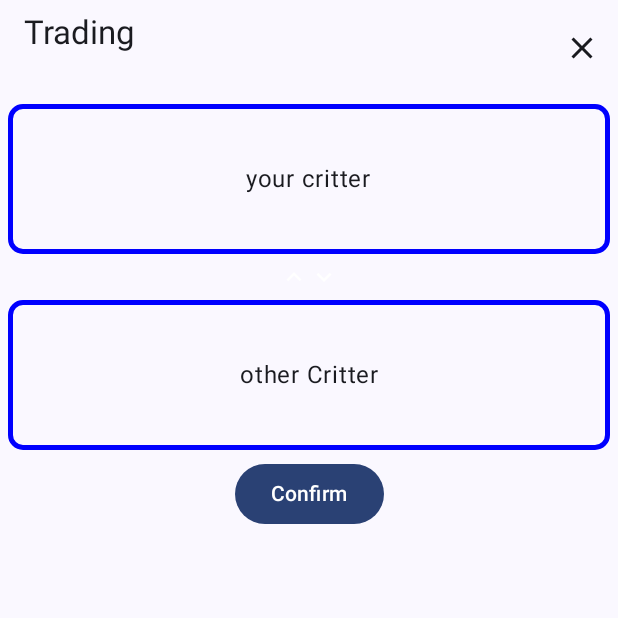
After one commit to JuliusSz/Julius_Szumski_3137163-Dissertaion_Project, an Android app built with Jetpack Compose: the TradeActivity screen opened directly, with no data from a screen before it, on a phone screen of 412 x 824 dp, the top half of it. The commit adds this screen. Run offline under Robolectric (Android 15) with nearby library versions, the light colour scheme and no system bars.

Commit message:
implemented Trade window UI and call

```diff
--- a/app/src/main/java/com/example/julius_szumski_3137163_dissertaion_project/LogIn.kt
+++ b/app/src/main/java/com/example/julius_szumski_3137163_dissertaion_project/LogIn.kt
@@ -9,6 +9,7 @@ import androidx.activity.ComponentActivity
 import androidx.activity.compose.rememberLauncherForActivityResult
 import androidx.activity.compose.setContent
 import androidx.activity.enableEdgeToEdge
+import androidx.compose.foundation.layout.Arrangement
 import androidx.compose.foundation.layout.Column
 import androidx.compose.foundation.layout.Row
 import androidx.compose.foundation.layout.fillMaxSize
@@ -28,6 +29,7 @@ import androidx.compose.runtime.Composable
 import androidx.compose.runtime.mutableStateOf
 import androidx.compose.runtime.remember
 import androidx.compose.runtime.setValue
+import androidx.compose.ui.Alignment
 import androidx.compose.ui.Modifier
 import androidx.compose.ui.input.pointer.motionEventSpy
 import androidx.compose.ui.text.input.KeyboardType
@@ -54,7 +56,7 @@ class LogIn : ComponentActivity() {
         setContent {
             Julius_Szumski_3137163Dissertaion_ProjectTheme {
                 Scaffold(modifier = Modifier.fillMaxSize(),) { innerPadding ->
-                    Column(modifier = Modifier.padding(innerPadding)) {
+                    Column(modifier = Modifier.padding(innerPadding),horizontalAlignment = Alignment.CenterHorizontally, verticalArrangement = Arrangement.Center) {
                         Row(Modifier.padding(50.dp)) {
                             TextField(
                                 value = email.value,
--- a/app/src/main/java/com/example/julius_szumski_3137163_dissertaion_project/PlayerSearchActivity.kt
+++ b/app/src/main/java/com/example/julius_szumski_3137163_dissertaion_project/PlayerSearchActivity.kt
@@ -301,6 +301,7 @@ class PlayerSearchActivity : ComponentActivity() {
                     runOnUiThread {
                         Toast.makeText(this@PlayerSearchActivity,"ACK sent",Toast.LENGTH_SHORT).show()
                     }
+                    startActivityIfNeeded(Intent(this@PlayerSearchActivity, TradeActivity::class.java).setFlags(Intent.FLAG_ACTIVITY_REORDER_TO_FRONT).putExtra("userToken",userID.value ),0)
                 }
             }
             @RequiresPermission(Manifest.permission.BLUETOOTH_CONNECT)
@@ -360,6 +361,7 @@ class PlayerSearchActivity : ComponentActivity() {
                     runOnUiThread {
                         Toast.makeText(this@PlayerSearchActivity,"Conection Established",Toast.LENGTH_SHORT).show()
                     }
+                    startActivityIfNeeded(Intent(this@PlayerSearchActivity, TradeActivity::class.java).setFlags(Intent.FLAG_ACTIVITY_REORDER_TO_FRONT).putExtra("userToken",userID.value ),0)
                 }else{
                     //runOnUiThread {
                     //Toast.makeText(this@PlayerSearchActivity,"Bozo $response",Toast.LENGTH_SHORT).show()
--- /dev/null
+++ b/app/src/main/java/com/example/julius_szumski_3137163_dissertaion_project/TradeActivity.kt
@@ -0,0 +1,100 @@
+package com.example.julius_szumski_3137163_dissertaion_project
+
+import android.os.Bundle
+import androidx.activity.ComponentActivity
+import androidx.activity.compose.setContent
+import androidx.activity.enableEdgeToEdge
+import androidx.compose.foundation.border
+import androidx.compose.foundation.layout.Arrangement
+import androidx.compose.foundation.layout.Box
+import androidx.compose.foundation.layout.Column
+import androidx.compose.foundation.layout.Row
+import androidx.compose.foundation.layout.Spacer
+import androidx.compose.foundation.layout.fillMaxSize
+import androidx.compose.foundation.layout.fillMaxWidth
+import androidx.compose.foundation.layout.height
+import androidx.compose.foundation.layout.padding
+import androidx.compose.foundation.layout.size
+import androidx.compose.foundation.layout.width
+import androidx.compose.foundation.shape.RoundedCornerShape
+import androidx.compose.material.icons.Icons
+import androidx.compose.material.icons.filled.Close
+import androidx.compose.material.icons.filled.KeyboardArrowDown
+import androidx.compose.material.icons.filled.KeyboardArrowUp
+import androidx.compose.material3.Button
+import androidx.compose.material3.ExperimentalMaterial3Api
+import androidx.compose.material3.Icon
+import androidx.compose.material3.IconButton
+import androidx.compose.material3.Scaffold
+import androidx.compose.material3.Text
+import androidx.compose.material3.TopAppBar
+import androidx.compose.runtime.Composable
+import androidx.compose.ui.Alignment
+import androidx.compose.ui.Modifier
+import androidx.compose.ui.graphics.Color
+import androidx.compose.ui.tooling.preview.Preview
+import androidx.compose.ui.unit.dp
+import com.example.julius_szumski_3137163_dissertaion_project.ui.theme.Julius_Szumski_3137163Dissertaion_ProjectTheme
+
+class TradeActivity : ComponentActivity() {
+    @OptIn(ExperimentalMaterial3Api::class)
+    override fun onCreate(savedInstanceState: Bundle?) {
+        super.onCreate(savedInstanceState)
+        enableEdgeToEdge()
+        setContent {
+            Julius_Szumski_3137163Dissertaion_ProjectTheme {
+                Scaffold(modifier = Modifier.fillMaxSize(), topBar = {
+                    TopAppBar({
+                        Row(Modifier.fillMaxWidth(),horizontalArrangement = Arrangement.SpaceBetween) {
+                            Column() {
+                                Text("Trading")
+                            }
+                            Spacer(Modifier.fillMaxWidth(0.1f))
+                            Column() {
+                                IconButton(onClick = {
+                                //close
+                                }) {
+                                Icon(Icons.Default.Close,"Close")
+                                }
+                            }
+                        }
+
+                    })
+
+                }) { innerPadding ->
+                    Column(Modifier.padding(innerPadding), horizontalAlignment = Alignment.CenterHorizontally, verticalArrangement = Arrangement.Center) {
+                        Row() {
+                            Box(
+                                modifier = Modifier.weight(1f).padding(5.dp).height(100.dp).width(100.dp).border(3.dp, Color.Blue, RoundedCornerShape(10)), contentAlignment = Alignment.Center)
+                            {
+                                Text("your critter")
+                            }
+                        }
+                        Row() {
+                            Icon(Icons.Filled.KeyboardArrowUp,"up", Modifier.size(20.dp),Color.White)
+                            Icon(Icons.Filled.KeyboardArrowDown,"down", Modifier.size(20.dp),Color.White)
+                        }
+                        Row() {
+                            Box(
+                                modifier = Modifier.weight(1f).padding(5.dp).height(100.dp)
+                                    .width(100.dp).border(3.dp, Color.Blue, RoundedCornerShape(10)),
+                                contentAlignment = Alignment.Center
+                            )
+                            {
+                                Text("other Critter")
+                            }
+                        }
+                        Row() {
+                            Button(onClick = {
+                            }) {
+                                Text("Confirm")
+                            }
+                        }
+
+
+                    }
+                }
+            }
+        }
+    }
+}
--- a/app/src/main/res/values/strings.xml
+++ b/app/src/main/res/values/strings.xml
@@ -4,4 +4,5 @@
     <string name="title_activity_collection">CollectionActivity</string>
     <string name="title_activity_ble_manager">BLE_Manager</string>
     <string name="title_activity_log_in">LogIn</string>
+    <string name="title_activity_trade">TradeActivity</string>
 </resources>
```
Also changed, not shown: app/src/main/AndroidManifest.xml (+10 -8 lines).
